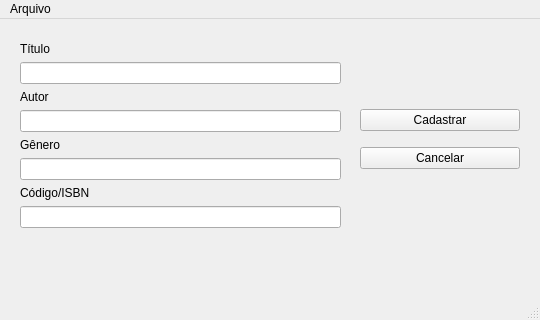
The window that Ui/cadastrar_livro.ui (Braiani/Biblioteca-Python) describes before a commit, drawn with Qt 5.
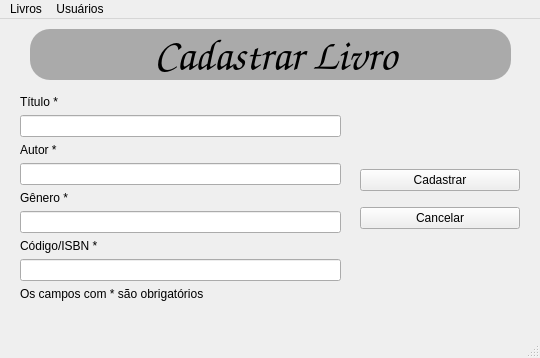
The same window after the commit. Icons and pictures are not drawn.

Diff of the .ui file:
```diff
--- a/Ui/cadastrar_livro.ui
+++ b/Ui/cadastrar_livro.ui
@@ -7,7 +7,7 @@
     <x>0</x>
     <y>0</y>
     <width>540</width>
-    <height>320</height>
+    <height>358</height>
    </rect>
   </property>
   <property name="windowTitle">
@@ -18,9 +18,9 @@
     <property name="geometry">
      <rect>
       <x>20</x>
-      <y>10</y>
+      <y>70</y>
       <width>321</width>
-      <height>211</height>
+      <height>218</height>
      </rect>
     </property>
     <layout class="QFormLayout" name="formLayout">
@@ -42,43 +42,50 @@
      <property name="verticalSpacing">
       <number>6</number>
      </property>
+     <item row="0" column="0" colspan="2">
+      <widget class="QLabel" name="label_6">
+       <property name="text">
+        <string>Título *</string>
+       </property>
+      </widget>
+     </item>
      <item row="1" column="0" colspan="2">
       <widget class="QLineEdit" name="input_titulo"/>
      </item>
+     <item row="2" column="0" colspan="2">
+      <widget class="QLabel" name="label_5">
+       <property name="text">
+        <string>Autor *</string>
+       </property>
+      </widget>
+     </item>
      <item row="3" column="0" colspan="2">
       <widget class="QLineEdit" name="input_autor"/>
      </item>
      <item row="5" column="0" colspan="2">
       <widget class="QLineEdit" name="input_genero"/>
      </item>
+     <item row="6" column="0" colspan="2">
+      <widget class="QLabel" name="label_7">
+       <property name="text">
+        <string>Código/ISBN *</string>
+       </property>
+      </widget>
+     </item>
      <item row="7" column="0" colspan="2">
       <widget class="QLineEdit" name="input_codigo"/>
      </item>
-     <item row="0" column="0" colspan="2">
-      <widget class="QLabel" name="label_6">
-       <property name="text">
-        <string>Título</string>
-       </property>
-      </widget>
-     </item>
-     <item row="2" column="0" colspan="2">
-      <widget class="QLabel" name="label_5">
-       <property name="text">
-        <string>Autor</string>
-       </property>
-      </widget>
-     </item>
      <item row="4" column="0" colspan="2">
       <widget class="QLabel" name="label_8">
        <property name="text">
-        <string>Gênero</string>
+        <string>Gênero *</string>
        </property>
       </widget>
      </item>
-     <item row="6" column="0" colspan="2">
-      <widget class="QLabel" name="label_7">
+     <item row="8" column="0" colspan="2">
+      <widget class="QLabel" name="label_2">
        <property name="text">
-        <string>Código/ISBN</string>
+        <string>Os campos com * são obrigatórios</string>
        </property>
       </widget>
      </item>
@@ -88,7 +95,7 @@
     <property name="geometry">
      <rect>
       <x>360</x>
-      <y>80</y>
+      <y>140</y>
       <width>160</width>
       <height>80</height>
      </rect>
@@ -110,6 +117,51 @@
      </item>
     </layout>
    </widget>
+   <widget class="QLabel" name="label">
+    <property name="geometry">
+     <rect>
+      <x>30</x>
+      <y>10</y>
+      <width>481</width>
+      <height>51</height>
+     </rect>
+    </property>
+    <property name="font">
+     <font>
+      <family>Comic Sans MS</family>
+      <pointsize>32</pointsize>
+      <italic>false</italic>
+      <underline>false</underline>
+      <strikeout>false</strikeout>
+      <kerning>true</kerning>
+     </font>
+    </property>
+    <property name="autoFillBackground">
+     <bool>false</bool>
+    </property>
+    <property name="styleSheet">
+     <string notr="true">background-color: rgba(100,100,100,0.5);border-radius: 20px;padding-left:10px;</string>
+    </property>
+    <property name="text">
+     <string>Cadastrar Livro</string>
+    </property>
+    <property name="alignment">
+     <set>Qt::AlignCenter</set>
+    </property>
+   </widget>
+   <widget class="QLabel" name="lbl_mensagem">
+    <property name="geometry">
+     <rect>
+      <x>20</x>
+      <y>290</y>
+      <width>321</width>
+      <height>20</height>
+     </rect>
+    </property>
+    <property name="text">
+     <string> </string>
+    </property>
+   </widget>
   </widget>
   <widget class="QMenuBar" name="menubar">
    <property name="geometry">
@@ -122,12 +174,22 @@
    </property>
    <widget class="QMenu" name="menuArquivo">
     <property name="title">
-     <string>Arquivo</string>
+     <string>Livros</string>
     </property>
-    <addaction name="actionCadastrar_Livro"/>
-    <addaction name="actionEmprestar_Livro"/>
+    <addaction name="actionListarLivro"/>
+    <addaction name="actionCadastrarLivro"/>
+    <addaction name="separator"/>
+    <addaction name="actionEmprestarLivro"/>
+   </widget>
+   <widget class="QMenu" name="menuUsu_rios">
+    <property name="title">
+     <string>Usuários</string>
+    </property>
+    <addaction name="actionListarUsuario"/>
+    <addaction name="actionCadastrarUsuario"/>
    </widget>
    <addaction name="menuArquivo"/>
+   <addaction name="menuUsu_rios"/>
   </widget>
   <widget class="QStatusBar" name="statusbar"/>
   <action name="actionCadastrar_Livro">
```
Left out of the diff: 29 changed lines with no effect on the pictures.
